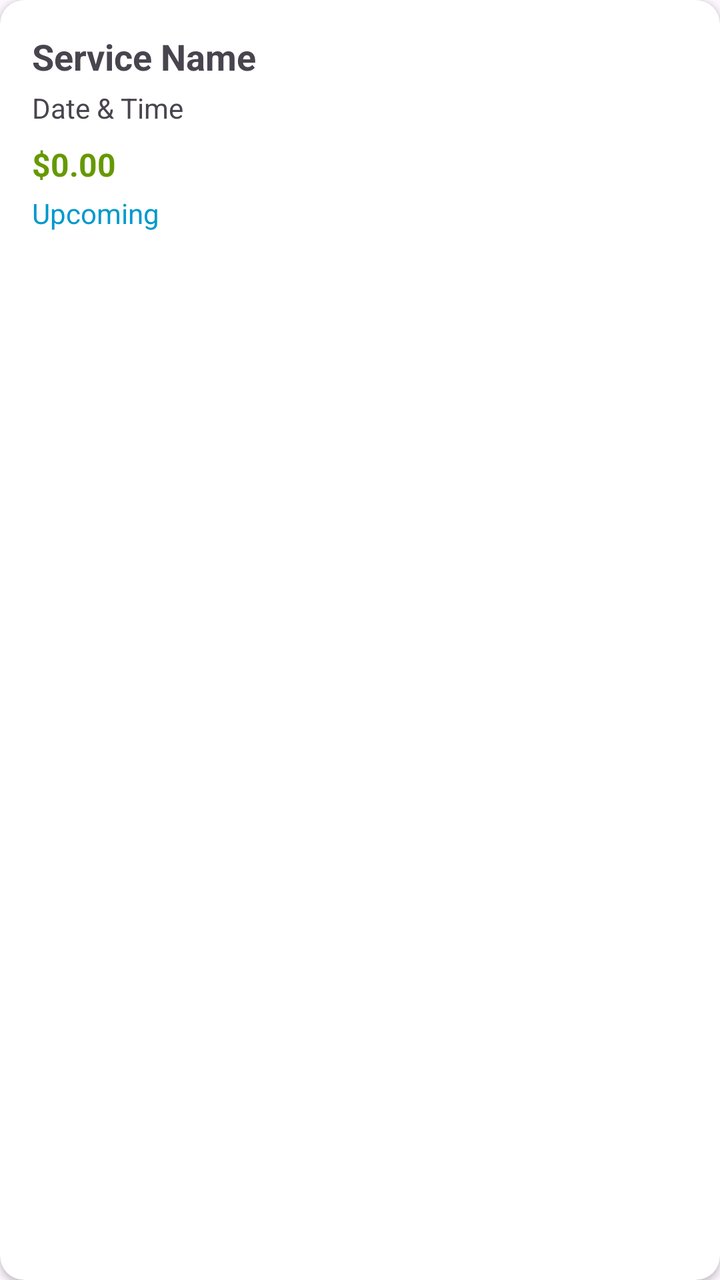
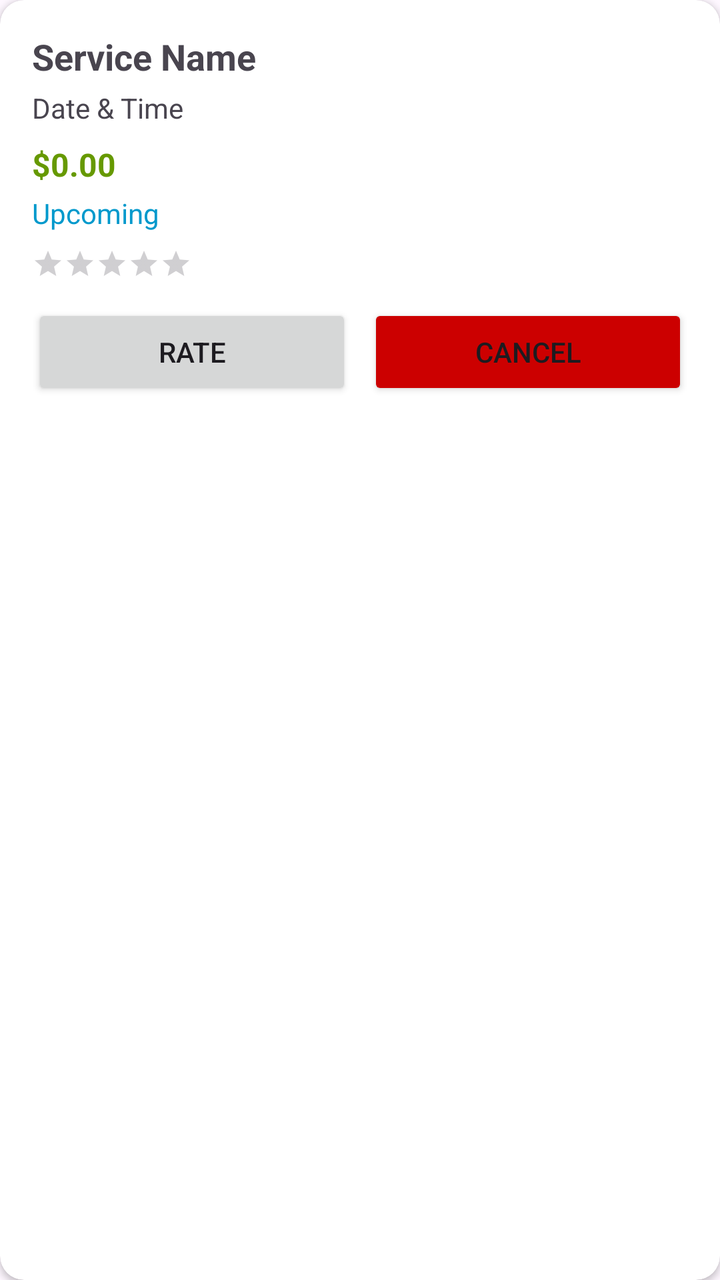

Screens rendered from an Android XML layout before and after an edit, with the pre-edit source and the edit as a unified diff.
<!-- AndroidManifest.xml: application theme Theme.HomeService -->
<!-- res/layout/item_booking.xml -->
<?xml version="1.0" encoding="utf-8"?>
<androidx.cardview.widget.CardView xmlns:android="http://schemas.android.com/apk/res/android"
    xmlns:app="http://schemas.android.com/apk/res-auto"
    android:layout_width="match_parent"
    android:layout_height="wrap_content"
    app:cardCornerRadius="12dp"
    app:cardElevation="2dp"
    android:layout_margin="8dp">

    <LinearLayout
        android:layout_width="match_parent"
        android:layout_height="wrap_content"
        android:orientation="vertical"
        android:padding="16dp">

        <TextView
            android:id="@+id/tvBookingServiceName"
            android:layout_width="wrap_content"
            android:layout_height="wrap_content"
            android:text="Service Name"
            android:textSize="18sp"
            android:textStyle="bold" />

        <TextView
            android:id="@+id/tvBookingDateTime"
            android:layout_width="wrap_content"
            android:layout_height="wrap_content"
            android:text="Date &amp; Time"
            android:textSize="14sp"
            android:layout_marginTop="4dp" />

        <TextView
            android:id="@+id/tvBookingPrice"
            android:layout_width="wrap_content"
            android:layout_height="wrap_content"
            android:text="$0.00"
            android:textSize="16sp"
            android:textStyle="bold"
            android:textColor="@android:color/holo_green_dark"
            android:layout_marginTop="8dp" />

        <TextView
            android:id="@+id/tvBookingStatus"
            android:layout_width="wrap_content"
            android:layout_height="wrap_content"
            android:text="Upcoming"
            android:textSize="14sp"
            android:textColor="@android:color/holo_blue_dark"
            android:layout_marginTop="4dp" />

    </LinearLayout>

</androidx.cardview.widget.CardView>
<!-- resources referenced by this layout -->
<resources>
  <style name="Theme.HomeService" parent="Base.Theme.HomeService" />
  <style name="Base.Theme.HomeService" parent="Theme.Material3.DayNight.NoActionBar">
          
          
      </style>
</resources>

<!-- the commit's change to res/layout/item_booking.xml (unified diff, before → after) -->
@@ -1,5 +1,6 @@
 <?xml version="1.0" encoding="utf-8"?>
-<androidx.cardview.widget.CardView xmlns:android="http://schemas.android.com/apk/res/android"
+<androidx.cardview.widget.CardView
+    xmlns:android="http://schemas.android.com/apk/res/android"
     xmlns:app="http://schemas.android.com/apk/res-auto"
     android:layout_width="match_parent"
     android:layout_height="wrap_content"
@@ -48,6 +49,41 @@
             android:textColor="@android:color/holo_blue_dark"
             android:layout_marginTop="4dp" />
 
+        
+        <RatingBar
+            android:id="@+id/rbBookingRating"
+            android:layout_width="wrap_content"
+            android:layout_height="wrap_content"
+            android:numStars="5"
+            android:stepSize="1.0"
+            android:isIndicator="true"
+            android:rating="0"
+            android:layout_marginTop="8dp"
+            style="?android:attr/ratingBarStyleSmall" />
+
+        <LinearLayout
+            android:layout_width="match_parent"
+            android:layout_height="wrap_content"
+            android:orientation="horizontal"
+            android:layout_marginTop="12dp">
+
+            <Button
+                android:id="@+id/btnRateBooking"
+                android:layout_width="0dp"
+                android:layout_height="wrap_content"
+                android:layout_weight="1"
+                android:text="Rate"
+                android:layout_marginEnd="8dp" />
+
+            <Button
+                android:id="@+id/btnCancelBooking"
+                android:layout_width="0dp"
+                android:layout_height="wrap_content"
+                android:layout_weight="1"
+                android:text="Cancel"
+                android:backgroundTint="@android:color/holo_red_dark" />
+        </LinearLayout>
+
     </LinearLayout>
 
 </androidx.cardview.widget.CardView>
